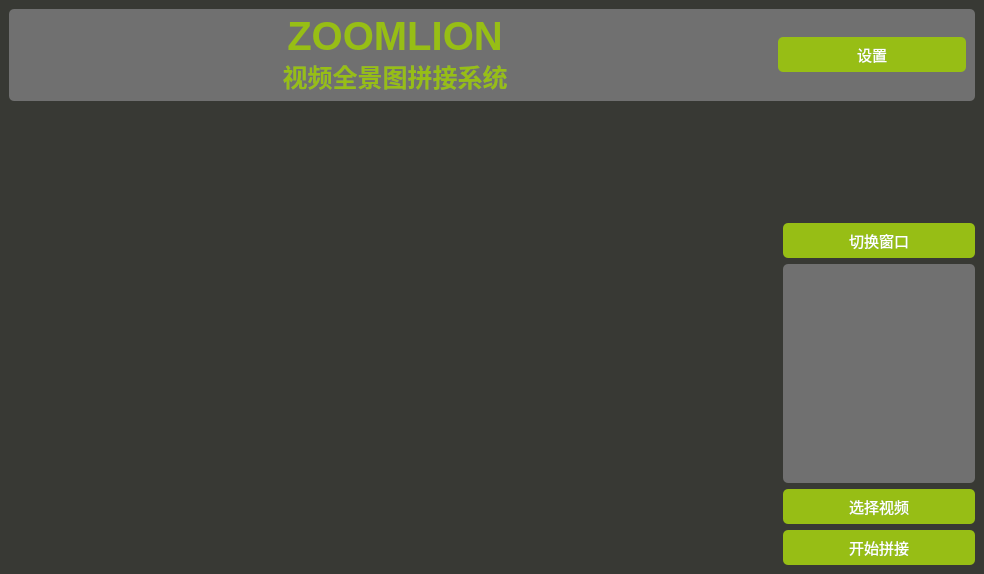
The window that main.ui (HenryTANG0520/Panorama_Stiching) describes before a commit, drawn with Qt 5.
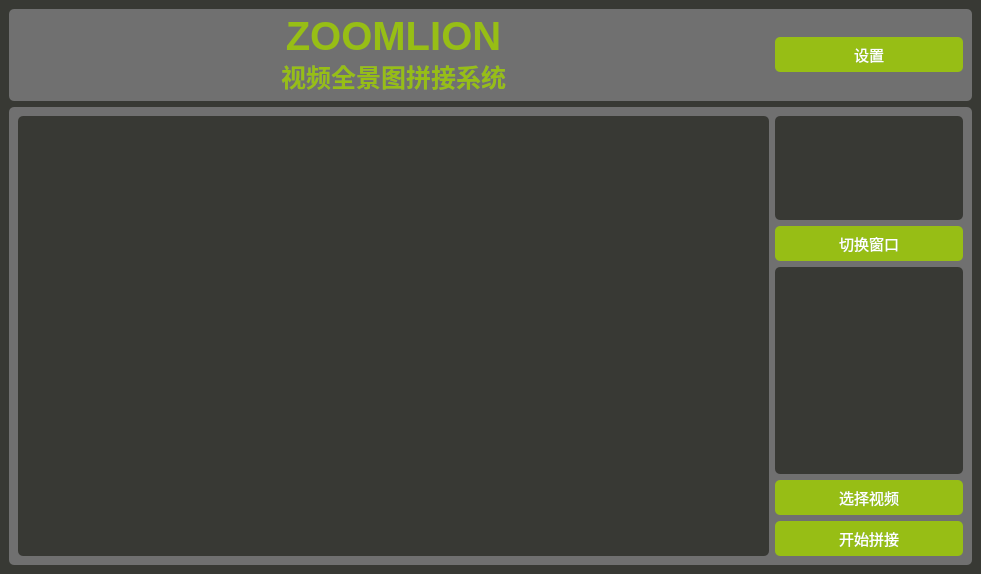
The same window after the commit.

Patch:
```diff
--- a/main.ui
+++ b/main.ui
@@ -6,7 +6,7 @@
    <rect>
     <x>0</x>
     <y>0</y>
-    <width>984</width>
+    <width>981</width>
     <height>574</height>
    </rect>
   </property>
@@ -20,7 +20,7 @@
 	border-radius: 5px;
 	color: white
 }
-#groupBox{
+QGroupBox{
 	background-color:#707070
 }
 #top_info_window{
@@ -40,9 +40,6 @@
 	margin-bottom: -5px;
 	padding-bottom: -5px;
 }
-#console_window{
-	background-color:#707070;
-}
 
 QPushButton{ 
     color: white ;
@@ -61,7 +58,7 @@
 </string>
   </property>
   <widget class="QWidget" name="centralwidget">
-   <layout class="QVBoxLayout" name="verticalLayout_4" stretch="1,111111000">
+   <layout class="QVBoxLayout" name="verticalLayout_4">
     <item>
      <widget class="QGroupBox" name="groupBox">
       <property name="sizePolicy">
@@ -73,7 +70,7 @@
       <property name="title">
        <string/>
       </property>
-      <layout class="QHBoxLayout" name="horizontalLayout" stretch="8,2">
+      <layout class="QHBoxLayout" name="horizontalLayout" stretch="4,1">
        <item>
         <layout class="QVBoxLayout" name="verticalLayout_2">
          <item>
@@ -131,6 +128,10 @@
      </widget>
     </item>
     <item>
+     <widget class="QGroupBox" name="groupBox_2">
+      <property name="title">
+       <string/>
+      </property>
      <layout class="QHBoxLayout" name="horizontalLayout_2" stretch="4,1">
       <item>
        <widget class="QGraphicsView" name="big_graphic_window"/>
@@ -171,6 +172,7 @@
        </layout>
       </item>
      </layout>
+     </widget>
     </item>
    </layout>
   </widget>
```
Lines whose indentation alone changed are shown as unchanged.
